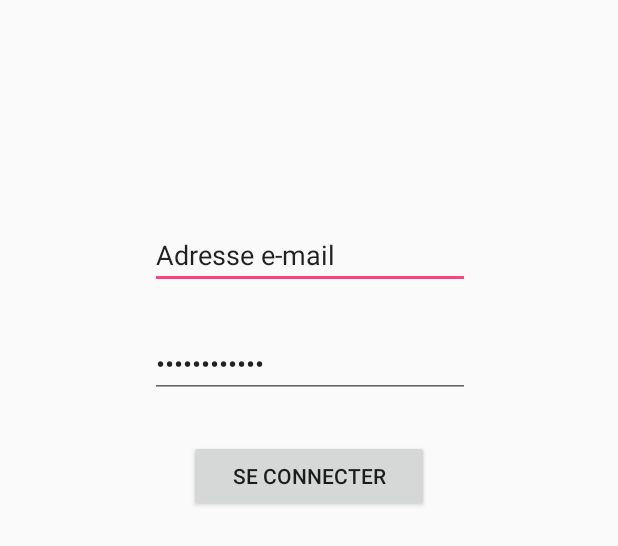
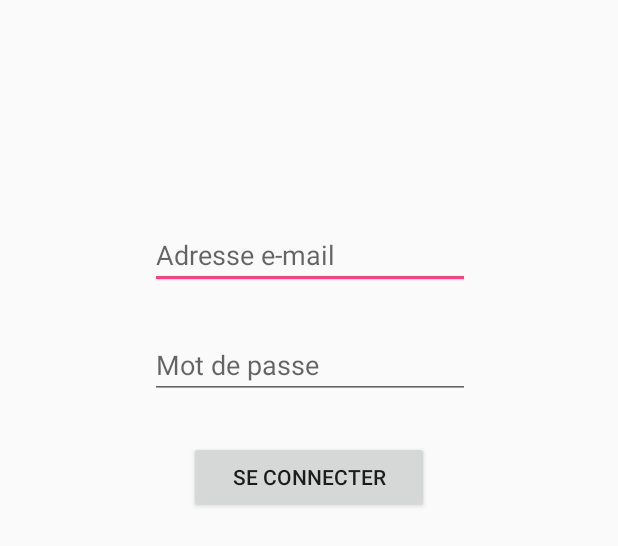
Before and after one commit to Noxyd/VirtualBank, an Android app: the layout activity_connexion.xml on its own in the app's theme, with its tools: preview values and no code run, on a phone screen of 412 x 824 dp. Shown: the top 546 px of the screen. Run offline under Robolectric (Android 15) with nearby library versions, the light colour scheme and no system bars.

Commit message:
Ajout de la page Accueil
+ lien de la connexion jusqu'à accueil

```diff
--- a/app/src/main/AndroidManifest.xml
+++ b/app/src/main/AndroidManifest.xml
@@ -16,6 +16,6 @@
                 <category android:name="android.intent.category.LAUNCHER" />
             </intent-filter>
         </activity>
+        <activity android:name=".Accueil"/>
     </application>
-
 </manifest>
--- a/app/src/main/res/layout/activity_connexion.xml
+++ b/app/src/main/res/layout/activity_connexion.xml
@@ -30,47 +30,48 @@
     </TableRow>
 
     <EditText
-        android:id="@+id/editText3"
+        android:id="@+id/id_text_mail"
         android:layout_width="wrap_content"
         android:layout_height="wrap_content"
+        android:layout_marginTop="147dp"
         android:ems="10"
+        android:hint="Adresse e-mail"
         android:inputType="textPersonName"
-        android:text="Adresse e-mail"
-        tools:layout_constraintTop_creator="1"
+        app:layout_constraintHorizontal_bias="0.502"
+        app:layout_constraintLeft_toLeftOf="parent"
+        app:layout_constraintRight_toRightOf="parent"
+        app:layout_constraintTop_toTopOf="parent"
+        tools:layout_constraintLeft_creator="1"
         tools:layout_constraintRight_creator="1"
-        app:layout_constraintRight_toRightOf="parent"
-        android:layout_marginTop="147dp"
-        tools:layout_constraintLeft_creator="1"
-        app:layout_constraintLeft_toLeftOf="parent"
-        app:layout_constraintTop_toTopOf="parent"
-        app:layout_constraintHorizontal_bias="0.502" />
+        tools:layout_constraintTop_creator="1" />
 
     <EditText
-        android:id="@+id/editText4"
+        android:id="@+id/id_text_mdp"
         android:layout_width="wrap_content"
         android:layout_height="wrap_content"
+        android:layout_marginTop="28dp"
         android:ems="10"
+        android:hint="Mot de passe"
         android:inputType="textPassword"
-        android:text="Mot de passe"
+        app:layout_constraintLeft_toLeftOf="@+id/id_text_mail"
+        app:layout_constraintRight_toRightOf="@+id/id_text_mail"
+        app:layout_constraintTop_toBottomOf="@+id/id_text_mail"
+        tools:layout_constraintLeft_creator="1"
+        tools:layout_constraintRight_creator="1"
         tools:layout_constraintTop_creator="1"
-        tools:layout_constraintRight_creator="1"
-        app:layout_constraintRight_toRightOf="@+id/editText3"
-        android:layout_marginTop="27dp"
-        app:layout_constraintTop_toBottomOf="@+id/editText3"
-        tools:layout_constraintLeft_creator="1"
-        app:layout_constraintLeft_toLeftOf="@+id/editText3" />
+        app:layout_constraintHorizontal_bias="0.0" />
 
     <Button
-        android:id="@+id/button"
+        android:id="@+id/id_btn_connect"
         android:layout_width="160dp"
         android:layout_height="48dp"
+        android:layout_marginTop="28dp"
         android:text="Se connecter"
-        tools:layout_constraintTop_creator="1"
+        app:layout_constraintLeft_toLeftOf="parent"
+        app:layout_constraintRight_toRightOf="parent"
+        app:layout_constraintTop_toBottomOf="@+id/id_text_mdp"
+        tools:layout_constraintLeft_creator="1"
         tools:layout_constraintRight_creator="1"
-        app:layout_constraintRight_toRightOf="parent"
-        android:layout_marginTop="28dp"
-        app:layout_constraintTop_toBottomOf="@+id/editText4"
-        tools:layout_constraintLeft_creator="1"
-        app:layout_constraintLeft_toLeftOf="parent" />
+        tools:layout_constraintTop_creator="1" />
 
 </android.support.constraint.ConstraintLayout>
```
Also changed, not shown: app/src/main/java/com/example/stri/virtualbank/Accueil.java (added, +19 -0 lines), app/src/main/java/com/example/stri/virtualbank/connexion.java (+18 -0 lines), app/src/main/res/layout/activity_accueil.xml (added, +14 -0 lines).
